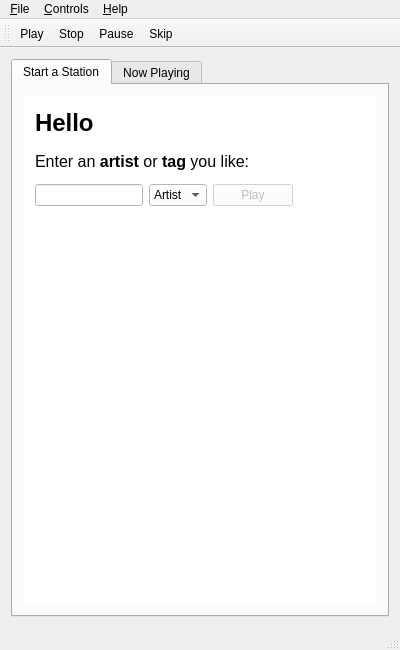
First picture: the form in src/mainwindow.ui, repository paucm/spotfm, before the edit.
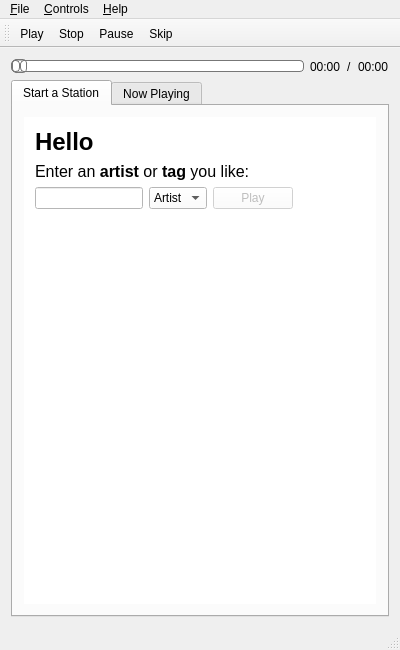
Second picture: the form after the edit. Icons and pictures are not drawn. Custom widgets are drawn as their Qt base class.

The edit to the form file:
```diff
--- a/src/mainwindow.ui
+++ b/src/mainwindow.ui
@@ -30,19 +30,110 @@
   <property name="windowTitle" >
    <string>spotfm</string>
   </property>
-  <widget class="QWidget" name="centralWidget" >
-   <property name="geometry" >
-    <rect>
-     <x>0</x>
-     <y>58</y>
-     <width>400</width>
-     <height>568</height>
-    </rect>
-   </property>
-   <layout class="QGridLayout" name="gridLayout_2" >
-    <item row="0" column="1" >
-     <widget class="QTabWidget" name="tabWidget" >
-      <property name="minimumSize" >
+  <widget class="QWidget" name="centralWidget">
+   <layout class="QGridLayout" name="gridLayout_2">
+    <item row="0" column="0">
+     <layout class="QHBoxLayout" name="horizontalLayout">
+      <item>
+       <widget class="QSlider" name="slider">
+        <property name="styleSheet">
+         <string notr="true">QSlider::groove:horizontal {
+border: 1px solid #bbb;
+background: white;
+height: 10px;
+border-radius: 4px;
+}
+
+QSlider::sub-page:horizontal {
+background: qlineargradient(x1: 0, y1: 0,    x2: 0, y2: 1,
+    stop: 0 #66e, stop: 1 #bbf);
+background: qlineargradient(x1: 0, y1: 0.2, x2: 1, y2: 1,
+    stop: 0 #bbf, stop: 1 #55f);
+border: 1px solid #777;
+height: 10px;
+border-radius: 4px;
+}
+
+QSlider::add-page:horizontal {
+background: #fff;
+border: 1px solid #777;
+height: 10px;
+border-radius: 4px;
+}
+
+QSlider::handle:horizontal {
+background: qlineargradient(x1:0, y1:0, x2:1, y2:1,
+    stop:0 #eee, stop:1 #ccc);
+border: 1px solid #777;
+width: 13px;
+margin-top: -2px;
+margin-bottom: -2px;
+border-radius: 4px;
+}
+
+QSlider::handle:horizontal:hover {
+background: qlineargradient(x1:0, y1:0, x2:1, y2:1,
+    stop:0 #fff, stop:1 #ddd);
+border: 1px solid #444;
+border-radius: 4px;
+}
+
+QSlider::sub-page:horizontal:disabled {
+background: #bbb;
+border-color: #999;
+}
+
+QSlider::add-page:horizontal:disabled {
+background: #eee;
+border-color: #999;
+}
+
+QSlider::handle:horizontal:disabled {
+background: #eee;
+border: 1px solid #aaa;
+border-radius: 4px;
+}</string>
+        </property>
+        <property name="value">
+         <number>0</number>
+        </property>
+        <property name="tracking">
+         <bool>false</bool>
+        </property>
+        <property name="orientation">
+         <enum>Qt::Horizontal</enum>
+        </property>
+        <property name="tickInterval">
+         <number>0</number>
+        </property>
+       </widget>
+      </item>
+      <item>
+       <widget class="QLabel" name="timeLabel">
+        <property name="text">
+         <string>00:00</string>
+        </property>
+       </widget>
+      </item>
+      <item>
+       <widget class="QLabel" name="label_3">
+        <property name="text">
+         <string>/</string>
+        </property>
+       </widget>
+      </item>
+      <item>
+       <widget class="QLabel" name="totalTimeLabel">
+        <property name="text">
+         <string>00:00</string>
+        </property>
+       </widget>
+      </item>
+     </layout>
+    </item>
+    <item row="1" column="0">
+     <widget class="QTabWidget" name="tabWidget">
+      <property name="minimumSize">
        <size>
         <width>0</width>
         <height>32</height>
@@ -54,16 +145,8 @@
       <property name="currentIndex" >
        <number>0</number>
       </property>
-      <widget class="QWidget" name="start_an_station" >
-       <property name="geometry" >
-        <rect>
-         <x>0</x>
-         <y>0</y>
-         <width>378</width>
-         <height>521</height>
-        </rect>
-       </property>
-       <attribute name="title" >
+      <widget class="QWidget" name="start_an_station">
+       <attribute name="title">
         <string>Start a Station</string>
        </attribute>
        <layout class="QGridLayout" name="gridLayout_5" >
@@ -78,9 +161,12 @@
           <property name="frameShadow" >
            <enum>QFrame::Plain</enum>
           </property>
-          <layout class="QGridLayout" name="gridLayout_6" >
-           <item rowspan="2" row="0" column="0" colspan="2" >
-            <layout class="QVBoxLayout" name="verticalLayout_2" >
+          <layout class="QGridLayout" name="gridLayout_6">
+           <property name="horizontalSpacing">
+            <number>-1</number>
+           </property>
+           <item row="0" column="0" colspan="2">
+            <layout class="QVBoxLayout" name="verticalLayout_2">
              <item>
               <widget class="QLabel" name="helloLabel" >
                <property name="font" >
@@ -99,22 +185,40 @@
               </widget>
              </item>
              <item>
-              <widget class="QLabel" name="label1" >
-               <property name="palette" >
+              <widget class="QLabel" name="label1">
+               <property name="palette">
                 <palette>
                  <active>
-                  <colorrole role="Text" >
-                   <brush brushstyle="SolidPattern" >
-                    <color alpha="255" >
+                  <colorrole role="Button">
+                   <brush brushstyle="SolidPattern">
+                    <color alpha="255">
+                     <red>255</red>
+                     <green>255</green>
+                     <blue>255</blue>
+                    </color>
+                   </brush>
+                  </colorrole>
+                  <colorrole role="Text">
+                   <brush brushstyle="SolidPattern">
+                    <color alpha="255">
                      <red>40</red>
                      <green>40</green>
                      <blue>40</blue>
                     </color>
                    </brush>
                   </colorrole>
-                  <colorrole role="Window" >
-                   <brush brushstyle="SolidPattern" >
-                    <color alpha="255" >
+                  <colorrole role="Base">
+                   <brush brushstyle="SolidPattern">
+                    <color alpha="255">
+                     <red>255</red>
+                     <green>255</green>
+                     <blue>255</blue>
+                    </color>
+                   </brush>
+                  </colorrole>
+                  <colorrole role="Window">
+                   <brush brushstyle="SolidPattern">
+                    <color alpha="255">
                      <red>255</red>
                      <green>255</green>
                      <blue>255</blue>
@@ -123,18 +227,36 @@
                   </colorrole>
                  </active>
                  <inactive>
-                  <colorrole role="Text" >
-                   <brush brushstyle="SolidPattern" >
-                    <color alpha="255" >
+                  <colorrole role="Button">
+                   <brush brushstyle="SolidPattern">
+                    <color alpha="255">
+                     <red>255</red>
+                     <green>255</green>
+                     <blue>255</blue>
+                    </color>
+                   </brush>
+                  </colorrole>
+                  <colorrole role="Text">
+                   <brush brushstyle="SolidPattern">
+                    <color alpha="255">
                      <red>40</red>
                      <green>40</green>
                      <blue>40</blue>
                     </color>
                    </brush>
                   </colorrole>
-                  <colorrole role="Window" >
-                   <brush brushstyle="SolidPattern" >
-                    <color alpha="255" >
+                  <colorrole role="Base">
+                   <brush brushstyle="SolidPattern">
+                    <color alpha="255">
+                     <red>255</red>
+                     <green>255</green>
+                     <blue>255</blue>
+                    </color>
+                   </brush>
+                  </colorrole>
+                  <colorrole role="Window">
+                   <brush brushstyle="SolidPattern">
+                    <color alpha="255">
                      <red>255</red>
                      <green>255</green>
                      <blue>255</blue>
@@ -143,18 +265,36 @@
                   </colorrole>
                  </inactive>
                  <disabled>
-                  <colorrole role="Text" >
-                   <brush brushstyle="SolidPattern" >
-                    <color alpha="255" >
+                  <colorrole role="Button">
+                   <brush brushstyle="SolidPattern">
+                    <color alpha="255">
+                     <red>255</red>
+                     <green>255</green>
+                     <blue>255</blue>
+                    </color>
+                   </brush>
+                  </colorrole>
+                  <colorrole role="Text">
+                   <brush brushstyle="SolidPattern">
+                    <color alpha="255">
                      <red>128</red>
                      <green>128</green>
                      <blue>128</blue>
                     </color>
                    </brush>
                   </colorrole>
-                  <colorrole role="Window" >
-                   <brush brushstyle="SolidPattern" >
-                    <color alpha="255" >
+                  <colorrole role="Base">
+                   <brush brushstyle="SolidPattern">
+                    <color alpha="255">
+                     <red>255</red>
+                     <green>255</green>
+                     <blue>255</blue>
+                    </color>
+                   </brush>
+                  </colorrole>
+                  <colorrole role="Window">
+                   <brush brushstyle="SolidPattern">
+                    <color alpha="255">
                      <red>255</red>
                      <green>255</green>
                      <blue>255</blue>
@@ -228,43 +368,27 @@
              </item>
             </layout>
            </item>
-           <item row="1" column="1" >
-            <spacer name="spacer" >
-             <property name="orientation" >
-              <enum>Qt::Horizontal</enum>
-             </property>
-             <property name="sizeType" >
-              <enum>QSizePolicy::Fixed</enum>
-             </property>
-             <property name="sizeHint" stdset="0" >
-              <size>
-               <width>11</width>
-               <height>20</height>
-              </size>
-             </property>
-            </spacer>
-           </item>
-           <item row="2" column="1" >
-            <spacer name="spacer_2" >
-             <property name="orientation" >
+           <item row="1" column="0">
+            <spacer name="verticalSpacer_2">
+             <property name="orientation">
               <enum>Qt::Vertical</enum>
              </property>
-             <property name="sizeHint" stdset="0" >
+             <property name="sizeHint" stdset="0">
               <size>
-               <width>174</width>
-               <height>377</height>
+               <width>20</width>
+               <height>40</height>
               </size>
              </property>
             </spacer>
            </item>
-           <item row="1" column="2" >
-            <spacer name="spacer_3" >
-             <property name="orientation" >
+           <item row="0" column="2">
+            <spacer name="horizontalSpacer_2">
+             <property name="orientation">
               <enum>Qt::Horizontal</enum>
              </property>
-             <property name="sizeHint" stdset="0" >
+             <property name="sizeHint" stdset="0">
               <size>
-               <width>30</width>
+               <width>40</width>
                <height>20</height>
               </size>
              </property>
@@ -503,50 +627,6 @@
              </property>
             </spacer>
            </item>
-           <item row="0" column="0" >
-            <layout class="QHBoxLayout" name="horizontalLayout" >
-             <item>
-              <widget class="QSlider" name="slider" >
-               <property name="styleSheet" >
-                <string notr="true" />
-               </property>
-               <property name="value" >
-                <number>0</number>
-               </property>
-               <property name="tracking" >
-                <bool>false</bool>
-               </property>
-               <property name="orientation" >
-                <enum>Qt::Horizontal</enum>
-               </property>
-               <property name="tickInterval" >
-                <number>0</number>
-               </property>
-              </widget>
-             </item>
-             <item>
-              <widget class="QLabel" name="timeLabel" >
-               <property name="text" >
-                <string>00:00</string>
-               </property>
-              </widget>
-             </item>
-             <item>
-              <widget class="QLabel" name="label_3" >
-               <property name="text" >
-                <string>/</string>
-               </property>
-              </widget>
-             </item>
-             <item>
-              <widget class="QLabel" name="totalTimeLabel" >
-               <property name="text" >
-                <string>00:00</string>
-               </property>
-              </widget>
-             </item>
-            </layout>
-           </item>
           </layout>
          </widget>
         </item>
@@ -682,7 +762,14 @@
    </property>
   </action>
  </widget>
- <layoutdefault spacing="6" margin="11" />
+ <layoutdefault spacing="6" margin="11"/>
+ <customwidgets>
+  <customwidget>
+   <class>SearchBox</class>
+   <extends>QLineEdit</extends>
+   <header>searchbox.h</header>
+  </customwidget>
+ </customwidgets>
  <resources>
   <include location="spotfm.qrc" />
  </resources>
```
Left out of the diff: 365 changed lines with no effect on the pictures.
